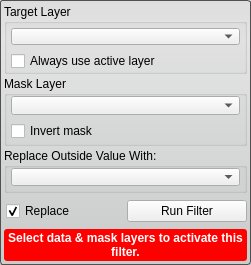
Before: the Qt Designer form src/Interface/ToolInterface/MaskDataFilterInterface.ui in SCIInstitute/Seg3D, drawn with Qt 5.
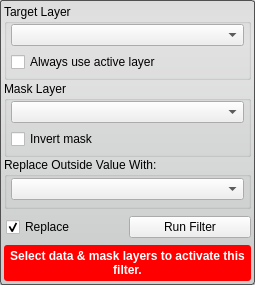
After: the same form once the commit is applied. Custom widgets are drawn as their Qt base class.

```diff
--- a/src/Interface/ToolInterface/MaskDataFilterInterface.ui
+++ b/src/Interface/ToolInterface/MaskDataFilterInterface.ui
@@ -6,8 +6,8 @@
    <rect>
     <x>0</x>
     <y>0</y>
-    <width>251</width>
-    <height>265</height>
+    <width>255</width>
+    <height>285</height>
    </rect>
   </property>
   <property name="sizePolicy">
@@ -38,13 +38,13 @@
      <property name="minimumSize">
       <size>
        <width>0</width>
-       <height>70</height>
+       <height>76</height>
       </size>
      </property>
      <property name="maximumSize">
       <size>
        <width>16777215</width>
-       <height>70</height>
+       <height>76</height>
       </size>
      </property>
      <property name="title">
@@ -57,7 +57,19 @@
       <bool>false</bool>
      </property>
      <layout class="QVBoxLayout" name="verticalLayout_4">
-      <property name="margin">
+      <property name="spacing">
+       <number>6</number>
+      </property>
+      <property name="leftMargin">
+       <number>4</number>
+      </property>
+      <property name="topMargin">
+       <number>0</number>
+      </property>
+      <property name="rightMargin">
+       <number>4</number>
+      </property>
+      <property name="bottomMargin">
        <number>4</number>
       </property>
       <item>
@@ -103,13 +115,13 @@
      <property name="minimumSize">
       <size>
        <width>0</width>
-       <height>70</height>
+       <height>76</height>
       </size>
      </property>
      <property name="maximumSize">
       <size>
        <width>16777215</width>
-       <height>70</height>
+       <height>76</height>
       </size>
      </property>
      <property name="title">
@@ -119,6 +131,9 @@
       <set>Qt::AlignLeading|Qt::AlignLeft|Qt::AlignTop</set>
      </property>
      <layout class="QVBoxLayout" name="verticalLayout_5">
+      <property name="spacing">
+       <number>6</number>
+      </property>
       <property name="leftMargin">
        <number>4</number>
       </property>
@@ -174,13 +189,13 @@
      <property name="minimumSize">
       <size>
        <width>0</width>
-       <height>45</height>
+       <height>52</height>
       </size>
      </property>
      <property name="maximumSize">
       <size>
        <width>16777215</width>
-       <height>45</height>
+       <height>52</height>
       </size>
      </property>
      <property name="title">
@@ -190,6 +205,9 @@
       <set>Qt::AlignLeading|Qt::AlignLeft|Qt::AlignTop</set>
      </property>
      <layout class="QVBoxLayout" name="verticalLayout_3">
+      <property name="spacing">
+       <number>0</number>
+      </property>
       <property name="leftMargin">
        <number>4</number>
       </property>
@@ -273,12 +291,6 @@
        <height>32</height>
       </size>
      </property>
-     <property name="maximumSize">
-      <size>
-       <width>16777215</width>
-       <height>32</height>
-      </size>
-     </property>
      <property name="styleSheet">
       <string notr="true">QLabel#message_{
   color: white;
```
